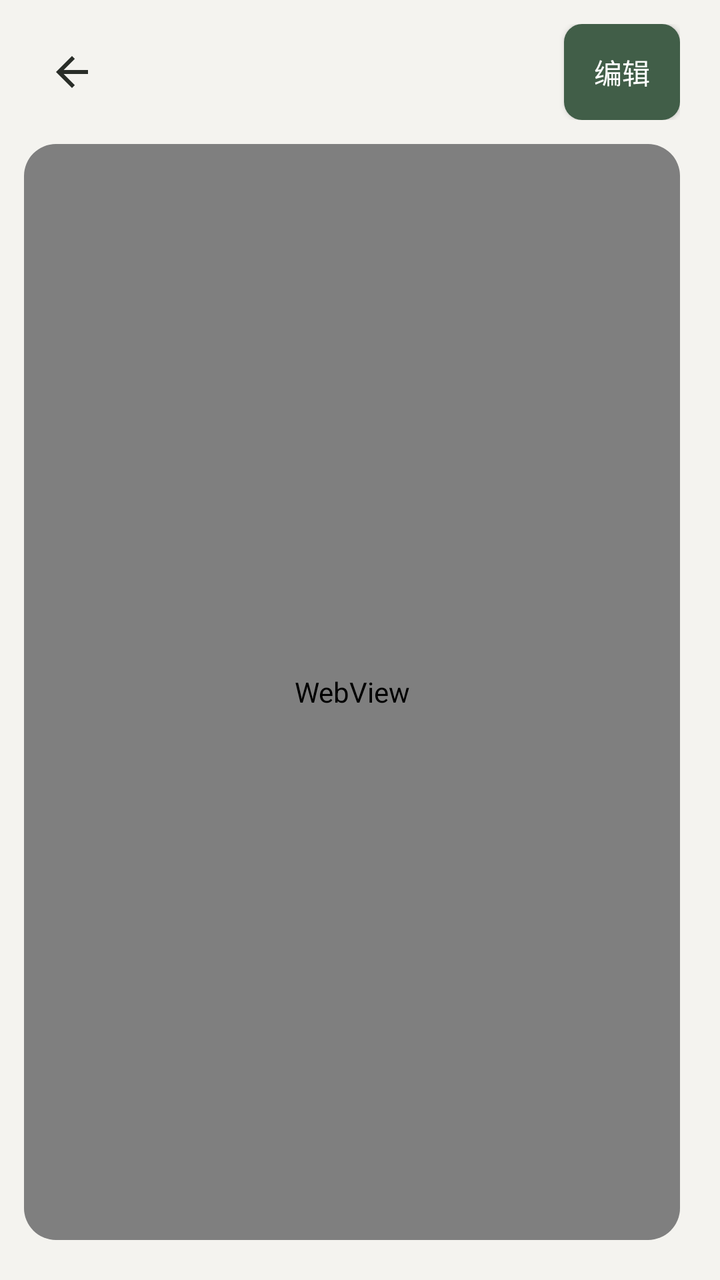
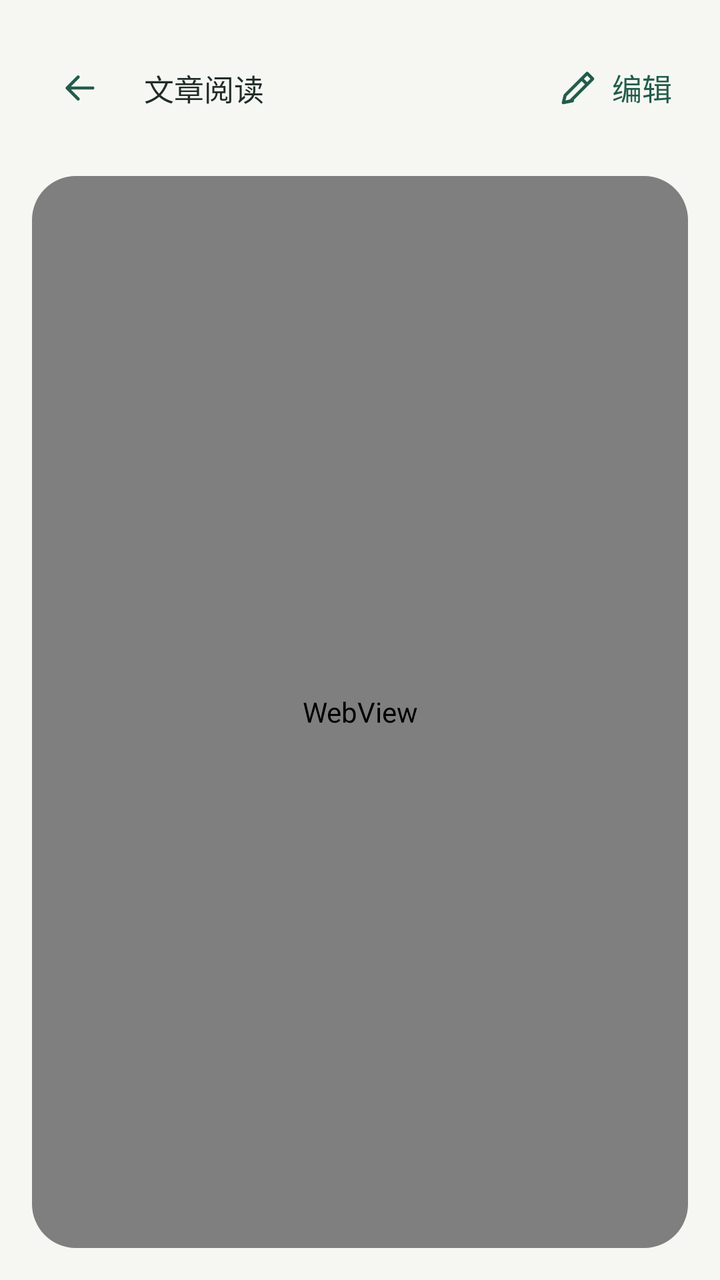

The first picture is an Android layout as it rendered before a commit; the second is the same layout after the commit. The layout source and the unified diff follow.
<!-- AndroidManifest.xml: application theme Theme.BlogAdmin -->
<!-- res/layout/activity_preview.xml -->
<?xml version="1.0" encoding="utf-8"?>
<LinearLayout xmlns:android="http://schemas.android.com/apk/res/android"
    android:layout_width="match_parent"
    android:layout_height="match_parent"
    android:background="@color/bg"
    android:orientation="vertical"
    android:paddingLeft="12dp"
    android:paddingTop="12dp"
    android:paddingRight="20dp"
    android:paddingBottom="20dp">

    <RelativeLayout
        android:layout_width="match_parent"
        android:layout_height="wrap_content">

        <ImageView
            android:id="@+id/btn_back"
            android:layout_width="48dp"
            android:layout_height="48dp"
            android:layout_alignParentStart="true"
            android:layout_centerVertical="true"
            android:background="?android:attr/selectableItemBackground"
            android:contentDescription="返回"
            android:padding="12dp"
            android:src="@drawable/ic_back" />

        <Button
            android:id="@+id/btn_edit"
            android:layout_width="wrap_content"
            android:layout_height="wrap_content"
            android:layout_alignParentEnd="true"
            android:layout_centerVertical="true"
            android:background="@drawable/bg_btn_primary"
            android:minWidth="0dp"
            android:paddingLeft="15dp"
            android:paddingTop="11dp"
            android:paddingRight="15dp"
            android:paddingBottom="11dp"
            android:text="编辑"
            android:textColor="@android:color/white"
            android:textSize="14sp" />
    </RelativeLayout>

    <LinearLayout
        android:layout_width="match_parent"
        android:layout_height="0dp"
        android:layout_marginTop="12dp"
        android:layout_weight="1"
        android:background="@drawable/bg_paper"
        android:clipToOutline="true"
        android:orientation="vertical">

        <WebView
            android:id="@+id/web_view"
            android:layout_width="match_parent"
            android:layout_height="match_parent"
            android:background="@color/card" />
    </LinearLayout>
</LinearLayout>
<!-- resources referenced by this layout -->
<resources>
  <color name="bg">#f4f3ef</color>
  <color name="card">#fffefa</color>
  <!-- drawable bg_btn_primary (drawable) -->
  <?xml version="1.0" encoding="utf-8"?>
  <ripple xmlns:android="http://schemas.android.com/apk/res/android" android:color="#33ffffff">
      <item>
          <shape android:shape="rectangle">
              <solid android:color="@color/primary" />
              <corners android:radius="9dp" />
          </shape>
      </item>
  </ripple>
  <!-- drawable bg_paper (drawable) -->
  <?xml version="1.0" encoding="utf-8"?>
  <shape xmlns:android="http://schemas.android.com/apk/res/android" android:shape="rectangle">
      <solid android:color="@color/card" />
      <corners android:radius="16dp" />
      <stroke android:width="1dp" android:color="@color/border" />
  </shape>
  <!-- drawable ic_back (drawable) -->
  <?xml version="1.0" encoding="utf-8"?>
  <vector xmlns:android="http://schemas.android.com/apk/res/android"
      android:width="24dp"
      android:height="24dp"
      android:viewportWidth="24"
      android:viewportHeight="24">
      <path
          android:fillColor="@color/text_main"
          android:pathData="M20,11H7.83l5.59,-5.59L12,4l-8,8 8,8 1.41,-1.41L7.83,13H20v-2z" />
  </vector>
  <style name="Theme.BlogAdmin" parent="android:Theme.Material.Light.NoActionBar">
          <item name="android:colorPrimary">@color/primary</item>
          <item name="android:colorPrimaryDark">@color/primary_dark</item>
          <item name="android:colorAccent">@color/primary</item>
          <item name="android:windowBackground">@color/bg</item>
          <item name="android:statusBarColor">@color/bg</item>
          <item name="android:windowLightStatusBar">true</item>
          <item name="android:navigationBarColor">@color/bg</item>
          <item name="android:windowOptOutEdgeToEdgeEnforcement">true</item>
      </style>
  <color name="primary">#415e48</color>
  <color name="border">#e4e5dc</color>
  <color name="text_main">#292d28</color>
  <color name="primary_dark">#354b39</color>
</resources>

<!-- the commit's change to res/layout/activity_preview.xml (unified diff, before → after) -->
@@ -1,59 +1,48 @@
 <?xml version="1.0" encoding="utf-8"?>
-<LinearLayout xmlns:android="http://schemas.android.com/apk/res/android"
+<LinearLayout
+    xmlns:android="http://schemas.android.com/apk/res/android"
+    android:id="@+id/preview_root"
     android:layout_width="match_parent"
     android:layout_height="match_parent"
     android:background="@color/bg"
     android:orientation="vertical"
-    android:paddingLeft="12dp"
-    android:paddingTop="12dp"
-    android:paddingRight="20dp"
-    android:paddingBottom="20dp">
-
-    <RelativeLayout
+    android:padding="16dp">
+    <LinearLayout
         android:layout_width="match_parent"
-        android:layout_height="wrap_content">
-
-        <ImageView
+        android:layout_height="56dp"
+        android:gravity="center_vertical">
+        <ImageButton
             android:id="@+id/btn_back"
             android:layout_width="48dp"
             android:layout_height="48dp"
-            android:layout_alignParentStart="true"
-            android:layout_centerVertical="true"
-            android:background="?android:attr/selectableItemBackground"
-            android:contentDescription="返回"
-            android:padding="12dp"
-            android:src="@drawable/ic_back" />
-
+            android:src="@drawable/ic_back"
+            android:background="?android:attr/selectableItemBackgroundBorderless"
+            android:contentDescription="返回文章库" />
+        <TextView
+            android:layout_height="wrap_content"
+            android:text="文章阅读"
+            android:textSize="15sp"
+            android:textColor="@color/text_main"
+            android:layout_width="0dp"
+            android:layout_weight="1"
+            android:layout_marginStart="8dp" />
         <Button
             android:id="@+id/btn_edit"
-            android:layout_width="wrap_content"
-            android:layout_height="wrap_content"
-            android:layout_alignParentEnd="true"
-            android:layout_centerVertical="true"
-            android:background="@drawable/bg_btn_primary"
-            android:minWidth="0dp"
-            android:paddingLeft="15dp"
-            android:paddingTop="11dp"
-            android:paddingRight="15dp"
-            android:paddingBottom="11dp"
-            android:text="编辑"
-            android:textColor="@android:color/white"
-            android:textSize="14sp" />
-    </RelativeLayout>
-
-    <LinearLayout
+            style="@style/UiToolbarAction"
+            android:drawableStart="@drawable/ic_write"
+            android:text="编辑" />
+    </LinearLayout>
+    <FrameLayout
         android:layout_width="match_parent"
         android:layout_height="0dp"
-        android:layout_marginTop="12dp"
         android:layout_weight="1"
+        android:layout_marginTop="16dp"
         android:background="@drawable/bg_paper"
-        android:clipToOutline="true"
-        android:orientation="vertical">
-
+        android:clipToOutline="true">
         <WebView
             android:id="@+id/web_view"
             android:layout_width="match_parent"
             android:layout_height="match_parent"
             android:background="@color/card" />
-    </LinearLayout>
+    </FrameLayout>
 </LinearLayout>
<!-- resource entries referenced after the edit -->
@@ -1,48 +1,91 @@
 <!-- resources referenced by this layout -->
 <resources>
-  <color name="bg">#f4f3ef</color>
-  <color name="card">#fffefa</color>
-  <!-- drawable bg_btn_primary (drawable) -->
-  <?xml version="1.0" encoding="utf-8"?>
-  <ripple xmlns:android="http://schemas.android.com/apk/res/android" android:color="#33ffffff">
-      <item>
-          <shape android:shape="rectangle">
-              <solid android:color="@color/primary" />
-              <corners android:radius="9dp" />
-          </shape>
-      </item>
-  </ripple>
+  <color name="bg">#F6F7F3</color>
+  <color name="card">#FFFFFF</color>
   <!-- drawable bg_paper (drawable) -->
   <?xml version="1.0" encoding="utf-8"?>
-  <shape xmlns:android="http://schemas.android.com/apk/res/android" android:shape="rectangle">
+  <shape xmlns:android="http://schemas.android.com/apk/res/android">
       <solid android:color="@color/card" />
-      <corners android:radius="16dp" />
+      <corners android:radius="22dp" />
       <stroke android:width="1dp" android:color="@color/border" />
   </shape>
   <!-- drawable ic_back (drawable) -->
   <?xml version="1.0" encoding="utf-8"?>
-  <vector xmlns:android="http://schemas.android.com/apk/res/android"
-      android:width="24dp"
-      android:height="24dp"
+  <vector
+      xmlns:android="http://schemas.android.com/apk/res/android"
+      android:width="22dp"
+      android:height="22dp"
       android:viewportWidth="24"
       android:viewportHeight="24">
       <path
-          android:fillColor="@color/text_main"
-          android:pathData="M20,11H7.83l5.59,-5.59L12,4l-8,8 8,8 1.41,-1.41L7.83,13H20v-2z" />
+          android:pathData="M19,12 L5,12 M11,6 L5,12 L11,18"
+          android:fillColor="@android:color/transparent"
+          android:strokeColor="@color/primary"
+          android:strokeWidth="1.7"
+          android:strokeLineCap="round"
+          android:strokeLineJoin="round" />
   </vector>
-  <style name="Theme.BlogAdmin" parent="android:Theme.Material.Light.NoActionBar">
+  <!-- drawable ic_write (drawable) -->
+  <?xml version="1.0" encoding="utf-8"?>
+  <vector
+      xmlns:android="http://schemas.android.com/apk/res/android"
+      android:width="22dp"
+      android:height="22dp"
+      android:viewportWidth="24"
+      android:viewportHeight="24">
+      <path
+          android:pathData="M4,20 L8,19 L20,7 L17,4 L5,16 Z M14,7 L17,10 M4,20 L9,19"
+          android:fillColor="@android:color/transparent"
+          android:strokeColor="@color/primary"
+          android:strokeWidth="1.7"
+          android:strokeLineCap="round"
+          android:strokeLineJoin="round" />
+  </vector>
+  <style name="UiToolbarAction" parent="UiButton">
+          <item name="android:background">@drawable/bg_toolbar_action</item>
+          <item name="android:minWidth">48dp</item>
+          <item name="android:paddingLeft">8dp</item>
+          <item name="android:paddingRight">8dp</item>
+          <item name="android:textSize">15sp</item>
+          <item name="android:textColor">@color/toolbar_action_text</item>
+          <item name="android:drawableTint">@color/toolbar_action_text</item>
+          <item name="android:drawablePadding">6dp</item>
+          <item name="android:includeFontPadding">false</item>
+          <item name="android:singleLine">true</item>
+          <item name="android:gravity">center</item>
+      </style>
+  <style name="Theme.BlogAdmin" parent="Theme.BlogAdmin.Base" />
+  <color name="primary">#235C4B</color>
+  <style name="UiButton" parent="android:Widget.Material.Button.Borderless">
+          <item name="android:layout_width">wrap_content</item>
+          <item name="android:layout_height">48dp</item>
+          <item name="android:minWidth">0dp</item>
+          <item name="android:minHeight">48dp</item>
+          <item name="android:paddingLeft">18dp</item>
+          <item name="android:paddingRight">18dp</item>
+          <item name="android:textAllCaps">false</item>
+          <item name="android:textSize">14sp</item>
+          <item name="android:fontFamily">sans-serif-medium</item>
+          <item name="android:backgroundTint">@null</item>
+      </style>
+  <!-- drawable bg_toolbar_action (drawable) -->
+  <?xml version="1.0" encoding="utf-8"?>
+  <ripple xmlns:android="http://schemas.android.com/apk/res/android" android:color="#14235C4B">
+      <item android:id="@android:id/mask">
+          <shape><solid android:color="#FFFFFF" /><corners android:radius="10dp" /></shape>
+      </item>
+  </ripple>
+  <style name="Theme.BlogAdmin.Base" parent="android:Theme.Material.Light.NoActionBar">
           <item name="android:colorPrimary">@color/primary</item>
           <item name="android:colorPrimaryDark">@color/primary_dark</item>
           <item name="android:colorAccent">@color/primary</item>
           <item name="android:windowBackground">@color/bg</item>
           <item name="android:statusBarColor">@color/bg</item>
           <item name="android:windowLightStatusBar">true</item>
-          <item name="android:navigationBarColor">@color/bg</item>
-          <item name="android:windowOptOutEdgeToEdgeEnforcement">true</item>
+          <item name="android:navigationBarColor">@color/primary_dark</item>
       </style>
-  <color name="primary">#415e48</color>
-  <color name="border">#e4e5dc</color>
-  <color name="text_main">#292d28</color>
-  <color name="primary_dark">#354b39</color>
+  <color name="border">#E1E8E1</color>
+  <color name="text_main">#202D29</color>
+  <color name="primary_dark">#183F34</color>
 </resources>
 
